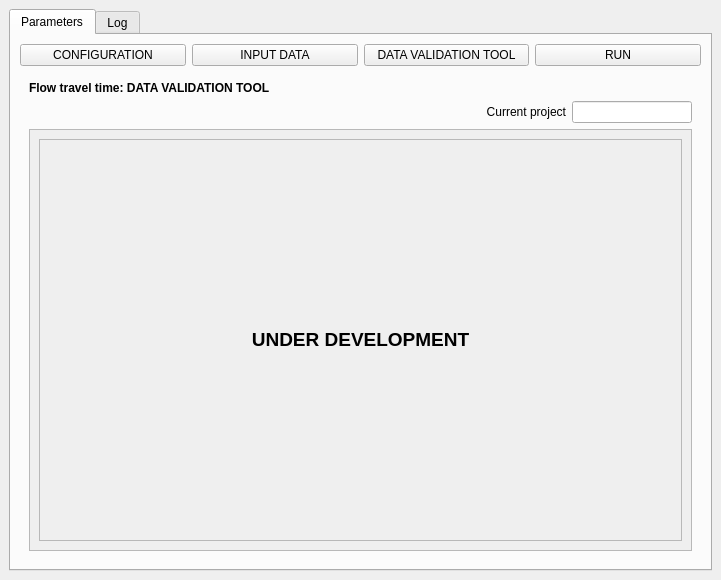
J1Vitor/HidroPixel_test, file hidroPixel_dialog_flow_tt.ui: the form before one commit.
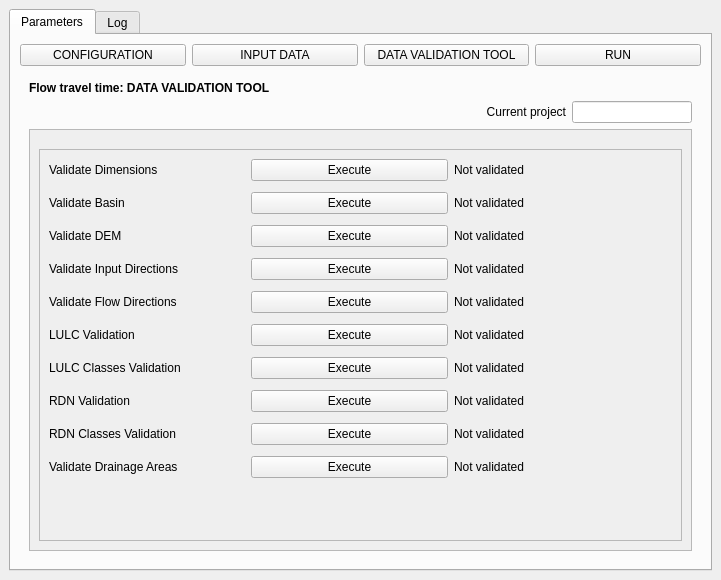
The form after the commit. The open tabs and pages were chosen to show the change. Icons and pictures are not drawn.

Commit message: feat: add data validation tool

```diff
--- a/hidroPixel_dialog_flow_tt.ui
+++ b/hidroPixel_dialog_flow_tt.ui
@@ -2709,12 +2709,12 @@
                 <rect>
                  <x>0</x>
                  <y>0</y>
-                 <width>258</width>
-                 <height>61</height>
+                 <width>330</width>
+                 <height>445</height>
                 </rect>
                </property>
                <layout class="QGridLayout" name="gridLayout_30">
-                <item row="0" column="0">
+                <item row="1" column="0">
                  <widget class="QFrame" name="frame_6">
                   <property name="frameShape">
                    <enum>QFrame::StyledPanel</enum>
@@ -2722,17 +2722,815 @@
                   <property name="frameShadow">
                    <enum>QFrame::Raised</enum>
                   </property>
-                  <layout class="QGridLayout" name="gridLayout_31">
+                  <layout class="QGridLayout" name="gridLayout_11">
                    <item row="0" column="0">
-                    <widget class="QLabel" name="label_46">
-                     <property name="text">
-                      <string>&lt;html&gt;&lt;head/&gt;&lt;body&gt;&lt;p align=&quot;center&quot;&gt;&lt;span style=&quot; font-size:14pt; font-weight:700;&quot;&gt;UNDER DEVELOPMENT&lt;/span&gt;&lt;/p&gt;&lt;/body&gt;&lt;/html&gt;</string>
+                    <layout class="QGridLayout" name="gridLayout_31">
+                     <item row="0" column="3">
+                      <widget class="QLabel" name="label_106">
+                       <property name="sizePolicy">
+                        <sizepolicy hsizetype="Preferred" vsizetype="Preferred">
+                         <horstretch>0</horstretch>
+                         <verstretch>0</verstretch>
+                        </sizepolicy>
+                       </property>
+                       <property name="minimumSize">
+                        <size>
+                         <width>16</width>
+                         <height>16</height>
+                        </size>
+                       </property>
+                       <property name="maximumSize">
+                        <size>
+                         <width>16</width>
+                         <height>16</height>
+                        </size>
+                       </property>
+                       <property name="toolTip">
+                        <string>&lt;html&gt;&lt;head/&gt;&lt;body&gt;&lt;p&gt;Checks whether all input rasters have the same extent and spatial resolution.&lt;/p&gt;&lt;/body&gt;&lt;/html&gt;</string>
+                       </property>
+                       <property name="text">
+                        <string/>
+                       </property>
+                       <property name="pixmap">
+                        <pixmap resource="resources.qrc">:/plugins/hidroPixel/icons/icons/info(2).png</pixmap>
+                       </property>
+                       <property name="scaledContents">
+                        <bool>true</bool>
+                       </property>
+                      </widget>
+                     </item>
+                     <item row="1" column="1">
+                      <spacer name="verticalSpacer_14">
+                       <property name="orientation">
+                        <enum>Qt::Vertical</enum>
+                       </property>
+                       <property name="sizeType">
+                        <enum>QSizePolicy::Fixed</enum>
+                       </property>
+                       <property name="sizeHint" stdset="0">
+                        <size>
+                         <width>20</width>
+                         <height>5</height>
+                        </size>
+                       </property>
+                      </spacer>
+                     </item>
+                     <item row="18" column="1">
+                      <widget class="QPushButton" name="btn15_pg3">
+                       <property name="text">
+                        <string>Execute</string>
+                       </property>
+                      </widget>
+                     </item>
+                     <item row="10" column="1">
+                      <widget class="QPushButton" name="btn11_pg3">
+                       <property name="text">
+                        <string>Execute</string>
+                       </property>
+                      </widget>
+                     </item>
+                     <item row="6" column="0">
+                      <widget class="QLabel" name="label_97">
+                       <property name="text">
+                        <string>Validate Input Directions</string>
+                       </property>
+                       <property name="textFormat">
+                        <enum>Qt::PlainText</enum>
+                       </property>
+                       <property name="alignment">
+                        <set>Qt::AlignLeading|Qt::AlignLeft|Qt::AlignVCenter</set>
+                       </property>
+                      </widget>
+                     </item>
+                     <item row="8" column="2">
+                      <widget class="QLabel" name="label_100">
+                       <property name="text">
+                        <string>Not validated</string>
+                       </property>
+                      </widget>
+                     </item>
+                     <item row="6" column="2">
+                      <widget class="QLabel" name="label_98">
+                       <property name="text">
+                        <string>Not validated</string>
+                       </property>
+                      </widget>
+                     </item>
+                     <item row="0" column="0">
+                      <widget class="QLabel" name="label_82">
+                       <property name="text">
+                        <string>Validate Dimensions</string>
+                       </property>
+                       <property name="textFormat">
+                        <enum>Qt::PlainText</enum>
+                       </property>
+                       <property name="alignment">
+                        <set>Qt::AlignLeading|Qt::AlignLeft|Qt::AlignVCenter</set>
+                       </property>
+                      </widget>
+                     </item>
+                     <item row="6" column="1">
+                      <widget class="QPushButton" name="btn_8_pg3">
+                       <property name="text">
+                        <string>Execute</string>
+                       </property>
+                      </widget>
+                     </item>
+                     <item row="12" column="0">
+                      <widget class="QLabel" name="label_103">
+                       <property name="text">
+                        <string>LULC Classes Validation</string>
+                       </property>
+                       <property name="textFormat">
+                        <enum>Qt::PlainText</enum>
+                       </property>
+                       <property name="alignment">
+                        <set>Qt::AlignLeading|Qt::AlignLeft|Qt::AlignVCenter</set>
+                       </property>
+                       <property name="wordWrap">
+                        <bool>false</bool>
+                       </property>
+                      </widget>
+                     </item>
+                     <item row="4" column="1">
+                      <widget class="QPushButton" name="btn_7_pg3">
+                       <property name="text">
+                        <string>Execute</string>
+                       </property>
+                      </widget>
+                     </item>
+                     <item row="14" column="2">
+                      <widget class="QLabel" name="label_110">
+                       <property name="text">
+                        <string>Not validated</string>
+                       </property>
+                      </widget>
+                     </item>
+                     <item row="4" column="2">
+                      <widget class="QLabel" name="label_96">
+                       <property name="text">
+                        <string>Not validated</string>
+                       </property>
+                      </widget>
+                     </item>
+                     <item row="5" column="1">
+                      <spacer name="verticalSpacer_16">
+                       <property name="orientation">
+                        <enum>Qt::Vertical</enum>
+                       </property>
+                       <property name="sizeType">
+                        <enum>QSizePolicy::Fixed</enum>
+                       </property>
+                       <property name="sizeHint" stdset="0">
+                        <size>
+                         <width>20</width>
+                         <height>5</height>
+                        </size>
+                       </property>
+                      </spacer>
+                     </item>
+                     <item row="9" column="1">
+                      <spacer name="verticalSpacer_18">
+                       <property name="orientation">
+                        <enum>Qt::Vertical</enum>
+                       </property>
+                       <property name="sizeType">
+                        <enum>QSizePolicy::Fixed</enum>
+                       </property>
+                       <property name="sizeHint" stdset="0">
+                        <size>
+                         <width>20</width>
+                         <height>5</height>
+                        </size>
+                       </property>
+                      </spacer>
+                     </item>
+                     <item row="14" column="1">
+                      <widget class="QPushButton" name="btn14_pg3">
+                       <property name="text">
+                        <string>Execute</string>
+                       </property>
+                      </widget>
+                     </item>
+                     <item row="0" column="1">
+                      <widget class="QPushButton" name="btn_10_pg3">
+                       <property name="text">
+                        <string>Execute</string>
+                       </property>
+                      </widget>
+                     </item>
+                     <item row="16" column="0">
+                      <widget class="QLabel" name="label_111">
+                       <property name="text">
+                        <string>RDN Classes Validation</string>
+                       </property>
+                       <property name="textFormat">
+                        <enum>Qt::PlainText</enum>
+                       </property>
+                       <property name="alignment">
+                        <set>Qt::AlignLeading|Qt::AlignLeft|Qt::AlignVCenter</set>
+                       </property>
+                       <property name="wordWrap">
+                        <bool>false</bool>
+                       </property>
+                      </widget>
+                     </item>
+                     <item row="4" column="3">
+                      <widget class="QLabel" name="label_109">
+                       <property name="sizePolicy">
+                        <sizepolicy hsizetype="Preferred" vsizetype="Preferred">
+                         <horstretch>0</horstretch>
+                         <verstretch>0</verstretch>
+                        </sizepolicy>
+                       </property>
+                       <property name="minimumSize">
+                        <size>
+                         <width>16</width>
+                         <height>16</height>
+                        </size>
+                       </property>
+                       <property name="maximumSize">
+                        <size>
+                         <width>16</width>
+                         <height>16</height>
+                        </size>
+                       </property>
+                       <property name="toolTip">
+                        <string>&lt;html&gt;&lt;head/&gt;&lt;body&gt;&lt;p&gt;Checks if input DEM is valid.&lt;/p&gt;&lt;/body&gt;&lt;/html&gt;</string>
+                       </property>
+                       <property name="text">
+                        <string/>
+                       </property>
+                       <property name="pixmap">
+                        <pixmap resource="resources.qrc">:/plugins/hidroPixel/icons/icons/info(2).png</pixmap>
+                       </property>
+                       <property name="scaledContents">
+                        <bool>true</bool>
+                       </property>
+                      </widget>
+                     </item>
+                     <item row="18" column="0">
+                      <widget class="QLabel" name="label_113">
+                       <property name="text">
+                        <string>Validate Drainage Areas</string>
+                       </property>
+                       <property name="textFormat">
+                        <enum>Qt::PlainText</enum>
+                       </property>
+                       <property name="alignment">
+                        <set>Qt::AlignLeading|Qt::AlignLeft|Qt::AlignVCenter</set>
+                       </property>
+                       <property name="wordWrap">
+                        <bool>false</bool>
+                       </property>
+                      </widget>
+                     </item>
+                     <item row="12" column="3">
+                      <widget class="QLabel" name="label_117">
+                       <property name="sizePolicy">
+                        <sizepolicy hsizetype="Preferred" vsizetype="Preferred">
+                         <horstretch>0</horstretch>
+                         <verstretch>0</verstretch>
+                        </sizepolicy>
+                       </property>
+                       <property name="minimumSize">
+                        <size>
+                         <width>16</width>
+                         <height>16</height>
+                        </size>
+                       </property>
+                       <property name="maximumSize">
+                        <size>
+                         <width>16</width>
+                         <height>16</height>
+                        </size>
+                       </property>
+                       <property name="toolTip">
+                        <string>&lt;html&gt;&lt;head/&gt;&lt;body&gt;&lt;p&gt;Checks if all Mannint values from the LULC classes file are valid.&lt;/p&gt;&lt;/body&gt;&lt;/html&gt;</string>
+                       </property>
+                       <property name="text">
+                        <string/>
+                       </property>
+                       <property name="pixmap">
+                        <pixmap resource="resources.qrc">:/plugins/hidroPixel/icons/icons/info(2).png</pixmap>
+                       </property>
+                       <property name="scaledContents">
+                        <bool>true</bool>
+                       </property>
+                      </widget>
+                     </item>
+                     <item row="12" column="2">
+                      <widget class="QLabel" name="label_104">
+                       <property name="text">
+                        <string>Not validated</string>
+                       </property>
+                      </widget>
+                     </item>
+                     <item row="14" column="3">
+                      <widget class="QLabel" name="label_118">
+                       <property name="sizePolicy">
+                        <sizepolicy hsizetype="Preferred" vsizetype="Preferred">
+                         <horstretch>0</horstretch>
+                         <verstretch>0</verstretch>
+                        </sizepolicy>
+                       </property>
+                       <property name="minimumSize">
+                        <size>
+                         <width>16</width>
+                         <height>16</height>
+                        </size>
+                       </property>
+                       <property name="maximumSize">
+                        <size>
+                         <width>16</width>
+                         <height>16</height>
+                        </size>
+                       </property>
+                       <property name="toolTip">
+                        <string>&lt;html&gt;&lt;head/&gt;&lt;body&gt;&lt;p&gt;Checks if the RDN is continuous and reaches the outlet.&lt;/p&gt;&lt;p&gt;Needs RDN, watershed, flow direction and accumulation drainage area rasters.&lt;/p&gt;&lt;/body&gt;&lt;/html&gt;</string>
+                       </property>
+                       <property name="text">
+                        <string/>
+                       </property>
+                       <property name="pixmap">
+                        <pixmap resource="resources.qrc">:/plugins/hidroPixel/icons/icons/info(2).png</pixmap>
+                       </property>
+                       <property name="scaledContents">
+                        <bool>true</bool>
+                       </property>
+                      </widget>
+                     </item>
+                     <item row="2" column="0">
+                      <widget class="QLabel" name="label_46">
+                       <property name="layoutDirection">
+                        <enum>Qt::LeftToRight</enum>
+                       </property>
+                       <property name="text">
+                        <string>Validate Basin</string>
+                       </property>
+                       <property name="textFormat">
+                        <enum>Qt::PlainText</enum>
+                       </property>
+                       <property name="alignment">
+                        <set>Qt::AlignLeading|Qt::AlignLeft|Qt::AlignVCenter</set>
+                       </property>
+                      </widget>
+                     </item>
+                     <item row="18" column="3">
+                      <widget class="QLabel" name="label_120">
+                       <property name="sizePolicy">
+                        <sizepolicy hsizetype="Preferred" vsizetype="Preferred">
+                         <horstretch>0</horstretch>
+                         <verstretch>0</verstretch>
+                        </sizepolicy>
+                       </property>
+                       <property name="minimumSize">
+                        <size>
+                         <width>16</width>
+                         <height>16</height>
+                        </size>
+                       </property>
+                       <property name="maximumSize">
+                        <size>
+                         <width>16</width>
+                         <height>16</height>
+                        </size>
+                       </property>
+                       <property name="toolTip">
+                        <string>&lt;html&gt;&lt;head/&gt;&lt;body&gt;&lt;p&gt;Checks if the drainage area raster contains only positive real and increasing values within the basin.&lt;/p&gt;&lt;p&gt;Needs watershed, RDN and accumulated area rasters.&lt;/p&gt;&lt;/body&gt;&lt;/html&gt;</string>
+                       </property>
+                       <property name="text">
+                        <string/>
+                       </property>
+                       <property name="pixmap">
+                        <pixmap resource="resources.qrc">:/plugins/hidroPixel/icons/icons/info(2).png</pixmap>
+                       </property>
+                       <property name="scaledContents">
+                        <bool>true</bool>
+                       </property>
+                      </widget>
+                     </item>
+                     <item row="8" column="1">
+                      <widget class="QPushButton" name="btn9_pg3">
+                       <property name="text">
+                        <string>Execute</string>
+                       </property>
+                      </widget>
+                     </item>
+                     <item row="16" column="1">
+                      <widget class="QPushButton" name="btn13_pg3">
+                       <property name="text">
+                        <string>Execute</string>
+                       </property>
+                      </widget>
+                     </item>
+                     <item row="3" column="1">
+                      <spacer name="verticalSpacer_15">
+                       <property name="orientation">
+                        <enum>Qt::Vertical</enum>
+                       </property>
+                       <property name="sizeType">
+                        <enum>QSizePolicy::Fixed</enum>
+                       </property>
+                       <property name="sizeHint" stdset="0">
+                        <size>
+                         <width>20</width>
+                         <height>5</height>
+                        </size>
+                       </property>
+                      </spacer>
+                     </item>
+                     <item row="6" column="3">
+                      <widget class="QLabel" name="label_115">
+                       <property name="sizePolicy">
+                        <sizepolicy hsizetype="Preferred" vsizetype="Preferred">
+                         <horstretch>0</horstretch>
+                         <verstretch>0</verstretch>
+                        </sizepolicy>
+                       </property>
+                       <property name="minimumSize">
+                        <size>
+                         <width>16</width>
+                         <height>16</height>
+                        </size>
+                       </property>
+                       <property name="maximumSize">
+                        <size>
+                         <width>16</width>
+                         <height>16</height>
+                        </size>
+                       </property>
+                       <property name="toolTip">
+                        <string>&lt;html&gt;&lt;head/&gt;&lt;body&gt;&lt;p&gt;Checks if input flow directions are valid (positive unique integers).&lt;/p&gt;&lt;/body&gt;&lt;/html&gt;</string>
+                       </property>
+                       <property name="text">
+                        <string/>
+                       </property>
+                       <property name="pixmap">
+                        <pixmap resource="resources.qrc">:/plugins/hidroPixel/icons/icons/info(2).png</pixmap>
+                       </property>
+                       <property name="scaledContents">
+                        <bool>true</bool>
+                       </property>
+                      </widget>
+                     </item>
+                     <item row="15" column="1">
+                      <spacer name="verticalSpacer_22">
+                       <property name="orientation">
+                        <enum>Qt::Vertical</enum>
+                       </property>
+                       <property name="sizeType">
+                        <enum>QSizePolicy::Fixed</enum>
+                       </property>
+                       <property name="sizeHint" stdset="0">
+                        <size>
+                         <width>20</width>
+                         <height>5</height>
+                        </size>
+                       </property>
+                      </spacer>
+                     </item>
+                     <item row="2" column="3">
+                      <widget class="QLabel" name="label_108">
+                       <property name="sizePolicy">
+                        <sizepolicy hsizetype="Preferred" vsizetype="Preferred">
+                         <horstretch>0</horstretch>
+                         <verstretch>0</verstretch>
+                        </sizepolicy>
+                       </property>
+                       <property name="minimumSize">
+                        <size>
+                         <width>16</width>
+                         <height>16</height>
+                        </size>
+                       </property>
+                       <property name="maximumSize">
+                        <size>
+                         <width>16</width>
+                         <height>16</height>
+                        </size>
+                       </property>
+                       <property name="toolTip">
+                        <string>&lt;html&gt;&lt;head/&gt;&lt;body&gt;&lt;p&gt;Checks if the watershed raster is valid.&lt;/p&gt;&lt;/body&gt;&lt;/html&gt;</string>
+                       </property>
+                       <property name="text">
+                        <string/>
+                       </property>
+                       <property name="pixmap">
+                        <pixmap resource="resources.qrc">:/plugins/hidroPixel/icons/icons/info(2).png</pixmap>
+                       </property>
+                       <property name="scaledContents">
+                        <bool>true</bool>
+                       </property>
+                      </widget>
+                     </item>
+                     <item row="18" column="2">
+                      <widget class="QLabel" name="label_114">
+                       <property name="text">
+                        <string>Not validated</string>
+                       </property>
+                      </widget>
+                     </item>
+                     <item row="10" column="3">
+                      <widget class="QLabel" name="label_116">
+                       <property name="sizePolicy">
+                        <sizepolicy hsizetype="Preferred" vsizetype="Preferred">
+                         <horstretch>0</horstretch>
+                         <verstretch>0</verstretch>
+                        </sizepolicy>
+                       </property>
+                       <property name="minimumSize">
+                        <size>
+                         <width>16</width>
+                         <height>16</height>
+                        </size>
+                       </property>
+                       <property name="maximumSize">
+                        <size>
+                         <width>16</width>
+                         <height>16</height>
+                        </size>
+                       </property>
+                       <property name="toolTip">
+                        <string>&lt;html&gt;&lt;head/&gt;&lt;body&gt;&lt;p&gt;Checks if all pixels within the basin from the LULC raster are positive integers.&lt;/p&gt;&lt;/body&gt;&lt;/html&gt;</string>
+                       </property>
+                       <property name="text">
+                        <string/>
+                       </property>
+                       <property name="pixmap">
+                        <pixmap resource="resources.qrc">:/plugins/hidroPixel/icons/icons/info(2).png</pixmap>
+                       </property>
+                       <property name="scaledContents">
+                        <bool>true</bool>
+                       </property>
+                      </widget>
+                     </item>
+                     <item row="16" column="2">
+                      <widget class="QLabel" name="label_112">
+                       <property name="text">
+                        <string>Not validated</string>
+                       </property>
+                      </widget>
+                     </item>
+                     <item row="11" column="1">
+                      <spacer name="verticalSpacer_20">
+                       <property name="orientation">
+                        <enum>Qt::Vertical</enum>
+                       </property>
+                       <property name="sizeType">
+                        <enum>QSizePolicy::Fixed</enum>
+                       </property>
+                       <property name="sizeHint" stdset="0">
+                        <size>
+                         <width>20</width>
+                         <height>5</height>
+                        </size>
+                       </property>
+                      </spacer>
+                     </item>
+                     <item row="14" column="0">
+                      <widget class="QLabel" name="label_105">
+                       <property name="text">
+                        <string>RDN Validation</string>
+                       </property>
+                       <property name="textFormat">
+                        <enum>Qt::PlainText</enum>
+                       </property>
+                       <property name="alignment">
+                        <set>Qt::AlignLeading|Qt::AlignLeft|Qt::AlignVCenter</set>
+                       </property>
+                       <property name="wordWrap">
+                        <bool>false</bool>
+                       </property>
+                      </widget>
+                     </item>
+                     <item row="4" column="0">
+                      <widget class="QLabel" name="label_94">
+                       <property name="text">
+                        <string>Validate DEM</string>
+                       </property>
+                       <property name="textFormat">
+                        <enum>Qt::PlainText</enum>
+                       </property>
+                       <property name="alignment">
+                        <set>Qt::AlignLeading|Qt::AlignLeft|Qt::AlignVCenter</set>
+                       </property>
+                      </widget>
+                     </item>
+                     <item row="8" column="3">
+                      <widget class="QLabel" name="label_107">
+                       <property name="sizePolicy">
+                        <sizepolicy hsizetype="Preferred" vsizetype="Preferred">
+                         <horstretch>0</horstretch>
+                         <verstretch>0</verstretch>
+                        </sizepolicy>
+                       </property>
+                       <property name="minimumSize">
+                        <size>
+                         <width>16</width>
+                         <height>16</height>
+                        </size>
+                       </property>
+                       <property name="maximumSize">
+                        <size>
+                         <width>16</width>
+                         <height>16</height>
+                        </size>
+                       </property>
+                       <property name="toolTip">
+                        <string>&lt;html&gt;&lt;head/&gt;&lt;body&gt;&lt;p&gt;Checks if all directions from the flow directions raster converge to the outlet.&lt;/p&gt;&lt;/body&gt;&lt;/html&gt;</string>
+                       </property>
+                       <property name="text">
+                        <string/>
+                       </property>
+                       <property name="pixmap">
+                        <pixmap resource="resources.qrc">:/plugins/hidroPixel/icons/icons/info(2).png</pixmap>
+                       </property>
+                       <property name="scaledContents">
+                        <bool>true</bool>
+                       </property>
+                      </widget>
+                     </item>
+                     <item row="0" column="2">
+                      <widget class="QLabel" name="label_95">
+                       <property name="text">
+                        <string>Not validated</string>
+                       </property>
+                      </widget>
+                     </item>
+                     <item row="2" column="2">
+                      <widget class="QLabel" name="label_90">
+                       <property name="text">
+                        <string>Not validated</string>
+                       </property>
+                      </widget>
+                     </item>
+                     <item row="16" column="3">
+                      <widget class="QLabel" name="label_119">
+                       <property name="sizePolicy">
+                        <sizepolicy hsizetype="Preferred" vsizetype="Preferred">
+                         <horstretch>0</horstretch>
+                         <verstretch>0</verstretch>
+                        </sizepolicy>
+                       </property>
+                       <property name="minimumSize">
+                        <size>
+                         <width>16</width>
+                         <height>16</height>
+                        </size>
+                       </property>
+                       <property name="maximumSize">
+                        <size>
+                         <width>16</width>
+                         <height>16</height>
+                        </size>
+                       </property>
+                       <property name="toolTip">
+                        <string>&lt;html&gt;&lt;head/&gt;&lt;body&gt;&lt;p&gt;Checks if the RDN classes in the input file are present in the RDN classes raster.&lt;/p&gt;&lt;/body&gt;&lt;/html&gt;</string>
+                       </property>
+                       <property name="text">
+                        <string/>
+                       </property>
+                       <property name="pixmap">
+                        <pixmap resource="resources.qrc">:/plugins/hidroPixel/icons/icons/info(2).png</pixmap>
+                       </property>
+                       <property name="scaledContents">
+                        <bool>true</bool>
+                       </property>
+                      </widget>
+                     </item>
+                     <item row="2" column="1">
+                      <widget class="QPushButton" name="btn_6_pg3">
+                       <property name="text">
+                        <string>Execute</string>
+                       </property>
+                      </widget>
+                     </item>
+                     <item row="12" column="1">
+                      <widget class="QPushButton" name="btn12_pg3">
+                       <property name="text">
+                        <string>Execute</string>
+                       </property>
+                      </widget>
+                     </item>
+                     <item row="7" column="1">
+                      <spacer name="verticalSpacer_17">
+                       <property name="orientation">
+                        <enum>Qt::Vertical</enum>
+                       </property>
+                       <property name="sizeType">
+                        <enum>QSizePolicy::Fixed</enum>
+                       </property>
+                       <property name="sizeHint" stdset="0">
+                        <size>
+                         <width>20</width>
+                         <height>5</height>
+                        </size>
+                       </property>
+                      </spacer>
+                     </item>
+                     <item row="8" column="0">
+                      <widget class="QLabel" name="label_99">
+                       <property name="text">
+                        <string>Validate Flow Directions</string>
+                       </property>
+                       <property name="textFormat">
+                        <enum>Qt::PlainText</enum>
+                       </property>
+                       <property name="alignment">
+                        <set>Qt::AlignLeading|Qt::AlignLeft|Qt::AlignVCenter</set>
+                       </property>
+                      </widget>
+                     </item>
+                     <item row="13" column="1">
+                      <spacer name="verticalSpacer_21">
+                       <property name="orientation">
+                        <enum>Qt::Vertical</enum>
+                       </property>
+                       <property name="sizeType">
+                        <enum>QSizePolicy::Fixed</enum>
+                       </property>
+                       <property name="sizeHint" stdset="0">
+                        <size>
+                         <width>20</width>
+                         <height>5</height>
+                        </size>
+                       </property>
+                      </spacer>
+                     </item>
+                     <item row="10" column="2">
+                      <widget class="QLabel" name="label_102">
+                       <property name="text">
+                        <string>Not validated</string>
+                       </property>
+                      </widget>
+                     </item>
+                     <item row="10" column="0">
+                      <widget class="QLabel" name="label_101">
+                       <property name="text">
+                        <string>LULC Validation</string>
+                       </property>
+                       <property name="textFormat">
+                        <enum>Qt::PlainText</enum>
+                       </property>
+                       <property name="alignment">
+                        <set>Qt::AlignLeading|Qt::AlignLeft|Qt::AlignVCenter</set>
+                       </property>
+                       <property name="wordWrap">
+                        <bool>false</bool>
+                       </property>
+                      </widget>
+                     </item>
+                     <item row="17" column="1">
+                      <spacer name="verticalSpacer_23">
+                       <property name="orientation">
+                        <enum>Qt::Vertical</enum>
+                       </property>
+                       <property name="sizeType">
+                        <enum>QSizePolicy::Fixed</enum>
+                       </property>
+                       <property name="sizeHint" stdset="0">
+                        <size>
+                         <width>20</width>
+                         <height>5</height>
+                        </size>
+                       </property>
+                      </spacer>
+                     </item>
+                    </layout>
+                   </item>
+                   <item row="1" column="0">
+                    <spacer name="verticalSpacer_12">
+                     <property name="orientation">
+                      <enum>Qt::Vertical</enum>
                      </property>
-                    </widget>
+                     <property name="sizeHint" stdset="0">
+                      <size>
+                       <width>20</width>
+                       <height>40</height>
+                      </size>
+                     </property>
+                    </spacer>
                    </item>
                   </layout>
                  </widget>
                 </item>
+                <item row="0" column="0">
+                 <spacer name="verticalSpacer_13">
+                  <property name="orientation">
+                   <enum>Qt::Vertical</enum>
+                  </property>
+                  <property name="sizeType">
+                   <enum>QSizePolicy::Fixed</enum>
+                  </property>
+                  <property name="sizeHint" stdset="0">
+                   <size>
+                    <width>20</width>
+                    <height>10</height>
+                   </size>
+                  </property>
+                 </spacer>
+                </item>
                </layout>
               </widget>
              </widget>
```
Left out of the diff: 113 changed lines with no effect on the pictures. The commit also changes 8 other files.
